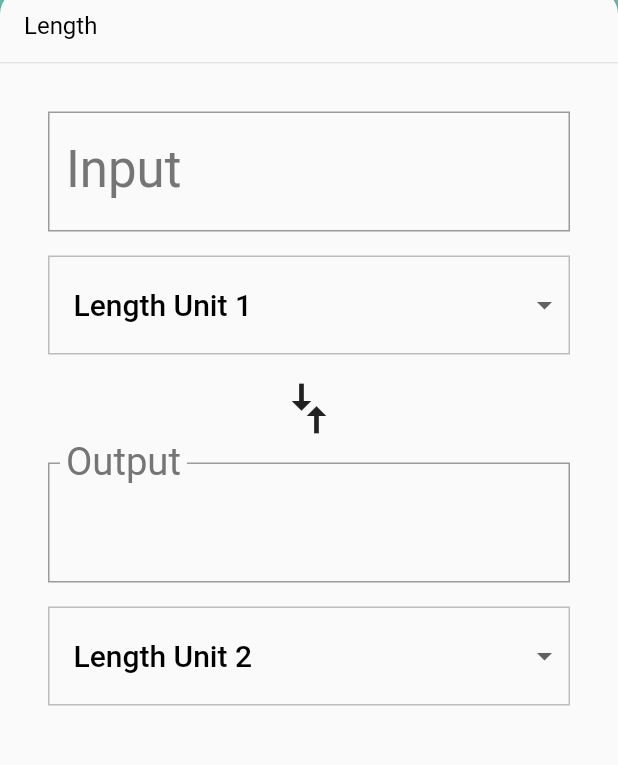
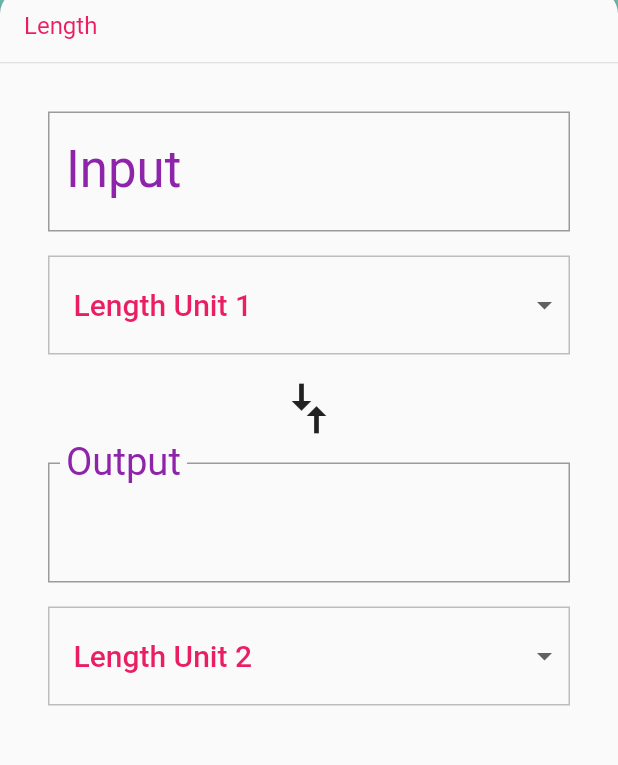
Before and after one commit to nishi17/Flutter_gesture, a Flutter app: the screen it shows after launch, on a phone screen of 412 x 824 dp, the part 94-859 px from its top. Run offline on Flutter 3.47's test engine with Material 2 defaults, Android fonts, the phone set to English and light mode, and no system bars.

Commit message:
no message

```diff
--- a/lib/backdrop.dart
+++ b/lib/backdrop.dart
@@ -135,7 +135,9 @@ class Backdrop extends StatefulWidget {
 
 class _BackdropState extends State<Backdrop>
     with SingleTickerProviderStateMixin {
+
   final GlobalKey _backdropKey = GlobalKey(debugLabel: 'Backdrop');
+
   AnimationController _controller;
 
   @override
--- a/lib/category_route.dart
+++ b/lib/category_route.dart
@@ -9,16 +9,20 @@ import 'backdrop.dart';
 
 
 class CategoryRoute extends StatefulWidget {
-  const CategoryRoute();
 
   @override
   _CategoryRouteState createState() => _CategoryRouteState();
 }
 
 class _CategoryRouteState extends State<CategoryRoute> {
+
+
   Category _defaultCategory;
+
   Category _currentCategory;
+
   final _categories = <Category>[];
+
   static const _categoryNames = <String>[
     'Length',
     'Area',
@@ -29,7 +33,9 @@ class _CategoryRouteState extends State<CategoryRoute> {
     'Energy',
     'Currency',
   ];
+
   static const _baseColors = <ColorSwatch>[
+
     ColorSwatch(0xFF6AB7A8, {
       'highlight': Color(0xFF6AB7A8),
       'splash': Color(0xFF0ABC9B),
@@ -68,6 +74,7 @@ class _CategoryRouteState extends State<CategoryRoute> {
   @override
   void initState() {
     super.initState();
+
     for (var i = 0; i < _categoryNames.length; i++) {
       var category = Category(
         name: _categoryNames[i],
@@ -80,6 +87,7 @@ class _CategoryRouteState extends State<CategoryRoute> {
       }
       _categories.add(category);
     }
+
   }
 
   /// Function to call when a [Category] is tapped.
@@ -95,6 +103,8 @@ class _CategoryRouteState extends State<CategoryRoute> {
   Widget _buildCategoryWidgets() {
     return ListView.builder(
       itemBuilder: (BuildContext context, int index) {
+
+        //CategoryTile use for the Row of each category
         return CategoryTile(
           category: _categories[index],
           onTap: _onCategoryTap,
@@ -118,10 +128,11 @@ class _CategoryRouteState extends State<CategoryRoute> {
   @override
   Widget build(BuildContext context) {
     final listView = Padding(
+
       padding: EdgeInsets.only(
-        left: 8.0,
+        left:8.0,
         right: 8.0,
-        bottom: 48.0,
+        bottom: 38.0,
       ),
       child: _buildCategoryWidgets(),
     );
--- a/lib/main.dart
+++ b/lib/main.dart
@@ -19,17 +19,16 @@ class UnitConverterApp extends StatelessWidget {
 
       title: 'Unit Converter',
 
-      // TODO:(TextInput) Fill out the theme parameter
       theme: ThemeData(
 
           textTheme: Theme
               .of(context)
               .textTheme
-              .apply(bodyColor: Colors.black, displayColor: Colors.grey[600]),
+              .apply(bodyColor: Colors.pink, displayColor: Colors.purple[600]),
 
-          primaryColor: Colors.grey[500],
+          primaryColor: Colors.yellow[500],
 
-          textSelectionHandleColor: Colors.green[500])  ,
+          textSelectionHandleColor: Colors.orangeAccent[400])  ,
 
       home: CategoryRoute(),
     );
--- a/lib/unit_converter.dart
+++ b/lib/unit_converter.dart
@@ -48,7 +48,6 @@ class _UnitConverterState extends State<UnitConverter> {
   }
 
 
-  // TODO: (Gestures) _createDropdownMenuItems() and _setDefaults() should also be called
   // each time the user switches [Categories].
 
   /// Creates fresh list of [DropdownMenuItem] widgets, given a list of [Unit]s.
```
Also changed, not shown: lib/category_tile.dart (+3 -13 lines), 1 other file.
